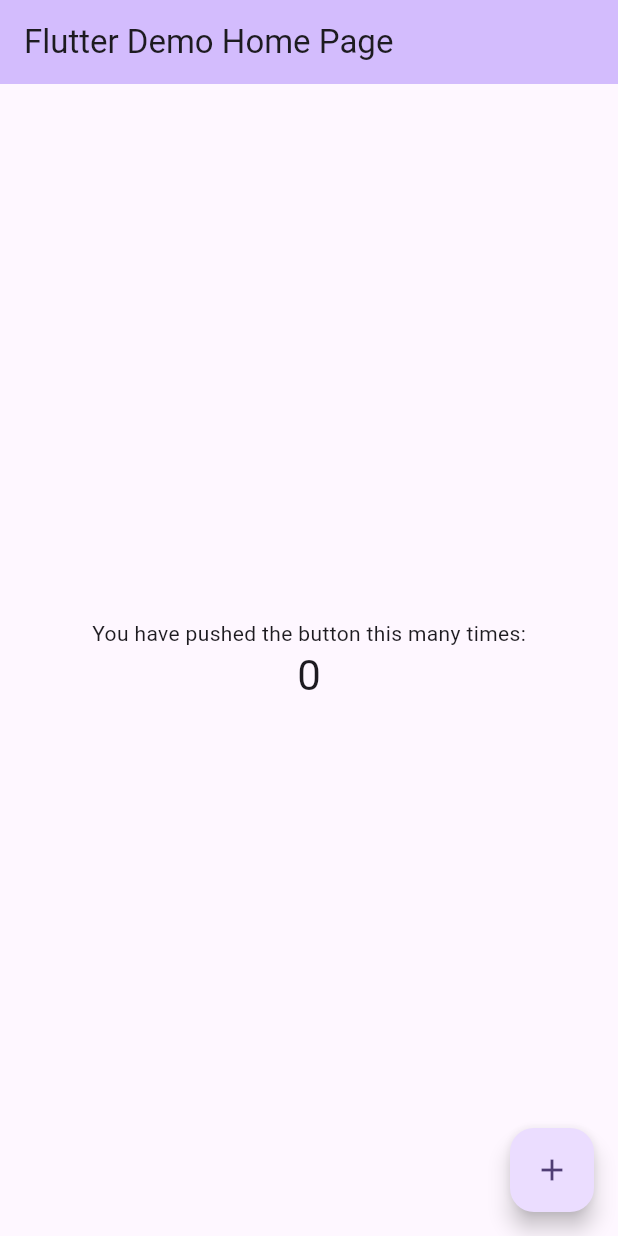
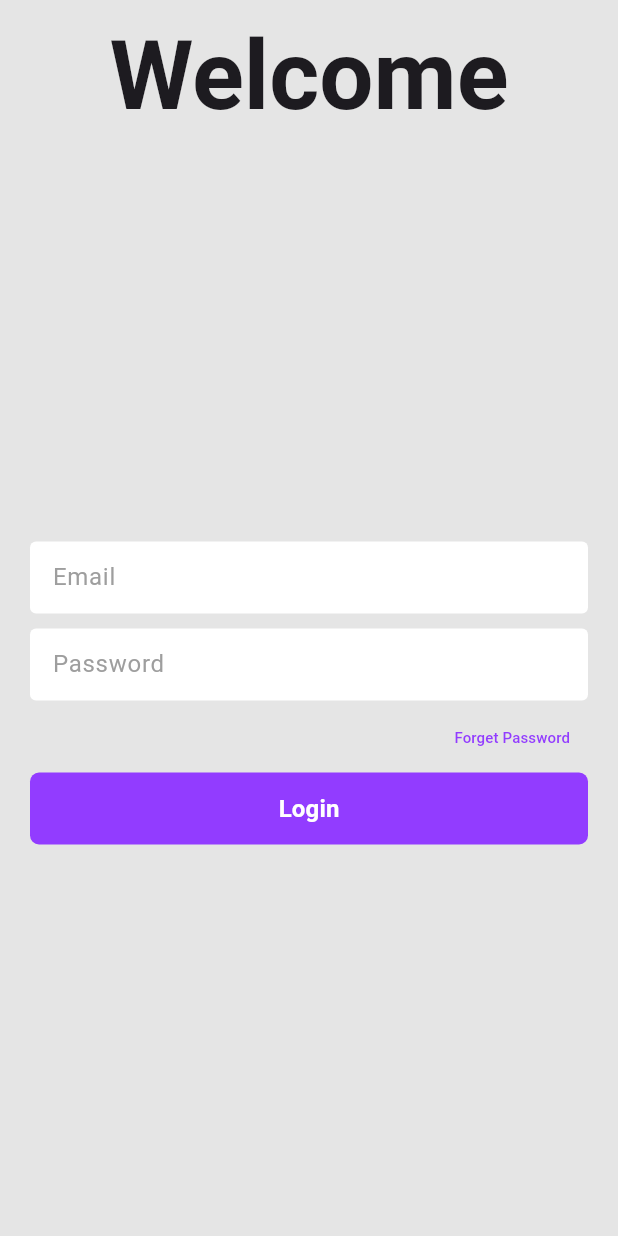
Before and after one commit to Esmail-Sameh/Social_App, a Flutter app: the screen it shows after launch, on a phone screen of 412 x 824 dp. Run offline on Flutter 3.47's test engine with Material 3 defaults, Android fonts, the phone set to English and light mode, and no system bars; our stand-ins replace hexcolor.

Commit message:
login screen with out register button

```diff
--- /dev/null
+++ b/lib/constant/app_color.dart
@@ -0,0 +1,7 @@
+
+
+
+import 'app_import.dart';
+
+Color screenBackGroundColor = HexColor("#E5E5E5");
+Color primaryColor = HexColor("#923CFF");
--- /dev/null
+++ b/lib/constant/app_import.dart
@@ -0,0 +1,4 @@
+export 'package:flutter/material.dart';
+export 'package:hexcolor/hexcolor.dart';
+export 'package:social_app/shard/componant/defoult_text_filed.dart';
+export '../../constant/app_color.dart';
--- a/lib/main.dart
+++ b/lib/main.dart
@@ -1,4 +1,5 @@
 import 'package:flutter/material.dart';
+import 'package:social_app/modules/login/login_screen.dart';
 
 void main() async {
   WidgetsFlutterBinding.ensureInitialized();
@@ -8,66 +9,10 @@ void main() async {
 class MyApp extends StatelessWidget {
   const MyApp({super.key});
 
-  // This widget is the root of your application.
   @override
   Widget build(BuildContext context) {
     return MaterialApp(
-      title: 'Flutter Demo',
-      theme: ThemeData(
-        colorScheme: ColorScheme.fromSeed(seedColor: Colors.deepPurple),
-        useMaterial3: true,
-      ),
-      home: const MyHomePage(title: 'Flutter Demo Home Page'),
+      home: LoginScreen(),
     );
   }
 }
-
-class MyHomePage extends StatefulWidget {
-  const MyHomePage({super.key, required this.title});
-
-  final String title;
-
-  @override
-  State<MyHomePage> createState() => _MyHomePageState();
-}
-
-class _MyHomePageState extends State<MyHomePage> {
-  int _counter = 0;
-
-  void _incrementCounter() {
-    setState(() {
-      _counter++;
-    });
-  }
-
-  @override
-  Widget build(BuildContext context) {
-    return Scaffold(
-      appBar: AppBar(
-        backgroundColor: Theme.of(context).colorScheme.inversePrimary,
-        title: Text(widget.title),
-      ),
-      body: Center(
-        child: Column(
-
-
-          mainAxisAlignment: MainAxisAlignment.center,
-          children: <Widget>[
-            const Text(
-              'You have pushed the button this many times:',
-            ),
-            Text(
-              '$_counter',
-              style: Theme.of(context).textTheme.headlineMedium,
-            ),
-          ],
-        ),
-      ),
-      floatingActionButton: FloatingActionButton(
-        onPressed: _incrementCounter,
-        tooltip: 'Increment',
-        child: const Icon(Icons.add),
-      ), // This trailing comma makes auto-formatting nicer for build methods.
-    );
-  }
-}
--- /dev/null
+++ b/lib/modules/login/login_screen.dart
@@ -0,0 +1,100 @@
+import '../../constant/app_import.dart';
+
+class LoginScreen extends StatelessWidget {
+  TextEditingController emailController = TextEditingController();
+  TextEditingController passwordController = TextEditingController();
+
+  @override
+  Widget build(BuildContext context) {
+    return Scaffold(
+      backgroundColor: screenBackGroundColor,
+      appBar: AppBar(
+        backgroundColor: screenBackGroundColor,
+        toolbarHeight: 100,
+        elevation: 0,
+        centerTitle: true,
+        title: Text(
+          "Welcome",
+          style: TextStyle(
+            fontSize: 64,
+            fontWeight: FontWeight.bold,
+          ),
+        ),
+      ),
+      body: Center(
+        child: SingleChildScrollView(
+          child: Padding(
+            padding: const EdgeInsets.symmetric(horizontal: 20, vertical: 10),
+            child: Column(
+              crossAxisAlignment: CrossAxisAlignment.center,
+              children: [
+                /// Email Filed ///
+                DefoultTextFiled(
+                  controller: emailController,
+                  hintText: "Email",
+                  onFieldSubmitted: (text) {},
+                  obscureText: false,
+                ),
+                SizedBox(
+                  height: 10,
+                ),
+
+                /// password Filed ///
+                DefoultTextFiled(
+                  controller: passwordController,
+                  hintText: "Password",
+                  onFieldSubmitted: (text) {},
+                  obscureText: true,
+                ),
+
+                /// forget password ///
+                Row(
+                  mainAxisAlignment: MainAxisAlignment.end,
+                  crossAxisAlignment: CrossAxisAlignment.center,
+                  children: [
+                    TextButton(
+                        onPressed: () {
+                          print("Forget Password");
+                        },
+                        child: Text(
+                          "Forget Password",
+                          style: TextStyle(
+                            color: primaryColor,
+                            fontSize: 10,
+                          ),
+                        ))
+                  ],
+                ),
+
+                /// Login btn ///
+                Container(
+                  width: double.infinity,
+
+                  decoration: BoxDecoration(
+                    color: primaryColor,
+                    borderRadius: BorderRadius.circular(6),
+                  ),
+                  child: Center(
+                    child: MaterialButton(
+                      onPressed: () {print("Btn Login");},
+                      height: 48,
+                      animationDuration: Duration(minutes: 500),
+                      child: Text(
+                        "Login",
+                        style: TextStyle(
+                          color: Colors.white,
+                          fontSize: 16,
+                          fontWeight: FontWeight.bold,
+                        ),
+                      ),
+                    ),
+                  ),
+                ),
+              ],
+            ),
+          ),
+        ),
+      ),
+    );
+  }
+}
--- /dev/null
+++ b/lib/shard/componant/defoult_text_filed.dart
@@ -0,0 +1,48 @@
+import '../../constant/app_import.dart';
+
+class DefoultTextFiled extends StatelessWidget {
+  bool obscureText = false;
+  TextEditingController controller;
+  String hintText;
+  Function(String)? onChanged;
+  Function(String) onFieldSubmitted;
+
+  DefoultTextFiled({
+    super.key,
+    required this.obscureText,
+    required this.controller,
+    required this.hintText,
+    this.onChanged,
+    required this.onFieldSubmitted,
+  });
+
+  @override
+  Widget build(BuildContext context) {
+    return Container(
+      padding: EdgeInsets.symmetric(horizontal: 15),
+      decoration: BoxDecoration(
+        color: Colors.white,
+        borderRadius: BorderRadius.circular(4),
+      ),
+      child: TextFormField(
+
+        controller: controller,
+        onFieldSubmitted: onFieldSubmitted,
+        onChanged: onChanged,
+        obscureText: obscureText,
+        decoration: InputDecoration(
+          enabledBorder: InputBorder.none,
+          focusedBorder: InputBorder.none,
+          border: OutlineInputBorder(
+              borderRadius: BorderRadius.circular(4),
+              borderSide: const BorderSide(color: Colors.orange)),
+          hintText: hintText,
+          hintStyle: const TextStyle(
+            color: Colors.grey,
+          ),
+          //prefixIcon: Icon(Icons.email_outlined),
+        ),
+      ),
+    );
+  }
+}
--- a/pubspec.yaml
+++ b/pubspec.yaml
@@ -39,6 +39,7 @@ dependencies:
   firebase_auth: ^5.5.2
   firebase_messaging: ^15.2.5
   cloud_firestore: ^5.6.6
+  hexcolor: ^3.0.1
 
 dev_dependencies:
   flutter_test:
```
Also changed, not shown: lib/constant/app_text.dart (added), pubspec.lock.
